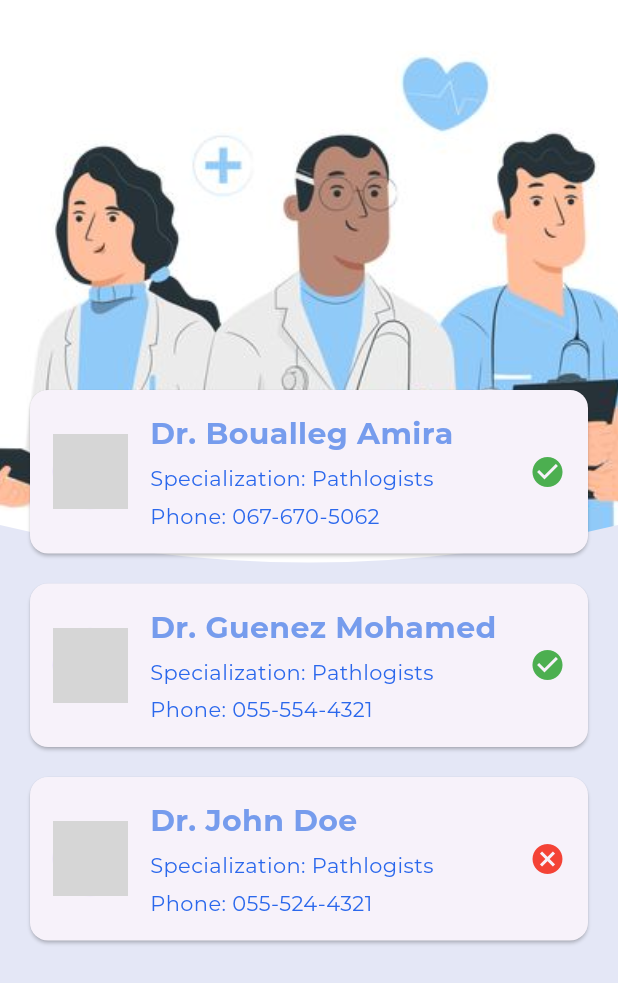
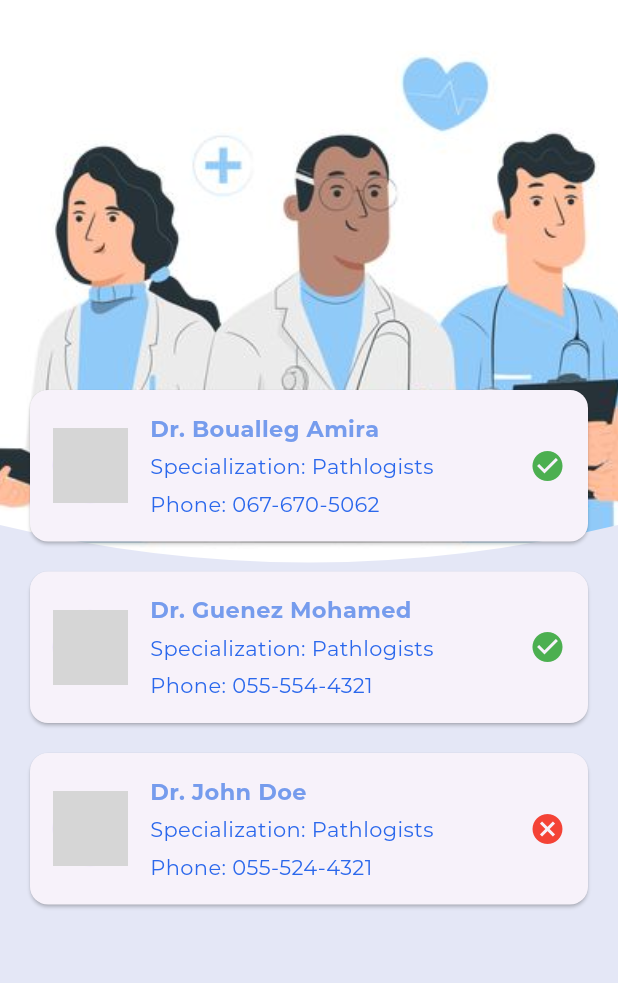
Before and after one commit to kevin-nemo74/sawtify, a Flutter app: the Contact screen opened directly, on a phone screen of 412 x 824 dp. Shown: the top 983 px of the screen. Run offline on Flutter 3.47's test engine with Material 3 defaults, Android fonts, the phone set to English and light mode, and no system bars; our stand-ins replace animated_splash_screen, audioplayers, cloud_firestore, firebase_auth, firebase_core, flutter_animate and 6 more; missing offline and left inert: flutter_sound; accounts and stored records are empty; grey boxes are pictures that could not be loaded.

Commit message:
hasbi lah mara okhra

```diff
--- a/lib/screens/contact.dart
+++ b/lib/screens/contact.dart
@@ -20,7 +20,6 @@ List<Doctor> doctors = [
   Doctor(name: 'Dr. Guenez Mohamed', specialization: 'Pathlogists', phoneNumber: '055-554-4321', isActive: true),
     Doctor(name: 'Dr. John Doe', specialization: 'Pathlogists', phoneNumber: '055-524-4321', isActive: false),
 
-  // Add more doctors here
 ];
 
 class Contact extends StatelessWidget {
@@ -33,25 +32,22 @@ class Contact extends StatelessWidget {
 
       body: Stack(
         children: [
-          // Clipped background image
+
           ClipPath(
             clipper: TopCircularClipper(),
             child: Container(
-              height: 400, // Adjust height as needed
+              height: 400,
               decoration: BoxDecoration(
                 image: DecorationImage(
-                  image: AssetImage('assets/Avatar/did.jpg'), // Add your background image asset here
+                  image: AssetImage('assets/Avatar/did.jpg'),
                   fit: BoxFit.cover,
                 ),
               ),
             ),
           ),
-         /* Container(
-            color: Color.fromARGB(255, 252, 251, 251).withOpacity(0.3), // Semi-transparent overlay for readability
-          ),*/
-          // Content
+
           Padding(
-            padding: const EdgeInsets.only(top: 250), // Adjust padding to match the background height
+            padding: const EdgeInsets.only(top: 250),
             child: AnimationLimiter(
               child: ListView.builder(
                 itemCount: doctors.length,
@@ -92,7 +88,7 @@ class DoctorCard extends StatelessWidget {
           children: [
             CircleAvatar(
               radius: 25,
-              backgroundImage: AssetImage('assets/Avatar/amroune.jpg'), // Add doctor avatar image asset here
+              backgroundImage: AssetImage('assets/Avatar/amroune.jpg'),
             ),
             const SizedBox(width: 15),
             Expanded(
@@ -101,7 +97,7 @@ class DoctorCard extends StatelessWidget {
                 children: [
                   Text(
                     doctor.name,
-                    style: const TextStyle(fontSize: 20, fontWeight: FontWeight.bold, color: Color.fromARGB(255, 118, 156, 237)),
+                    style: const TextStyle(fontSize: 15, fontWeight: FontWeight.bold, color: Color.fromARGB(255, 118, 156, 237)),
                   ),
                   const SizedBox(height: 5),
                   Text('Specialization: ${doctor.specialization}'),
--- a/lib/screens/instruction.dart
+++ b/lib/screens/instruction.dart
@@ -101,7 +101,7 @@ class _InstructionState extends State<Instruction>
       shape: RoundedRectangleBorder(
         borderRadius: BorderRadius.circular(20),
       ),
-      padding: EdgeInsets.symmetric(vertical: 10, horizontal: 16), // Adjust padding to control size
+      padding: EdgeInsets.symmetric(vertical: 10, horizontal: 16),
     ),
     child: Row(
       mainAxisSize: MainAxisSize.min,
```
Also changed, not shown: lib/screens/time.dart (+4 -4 lines).
